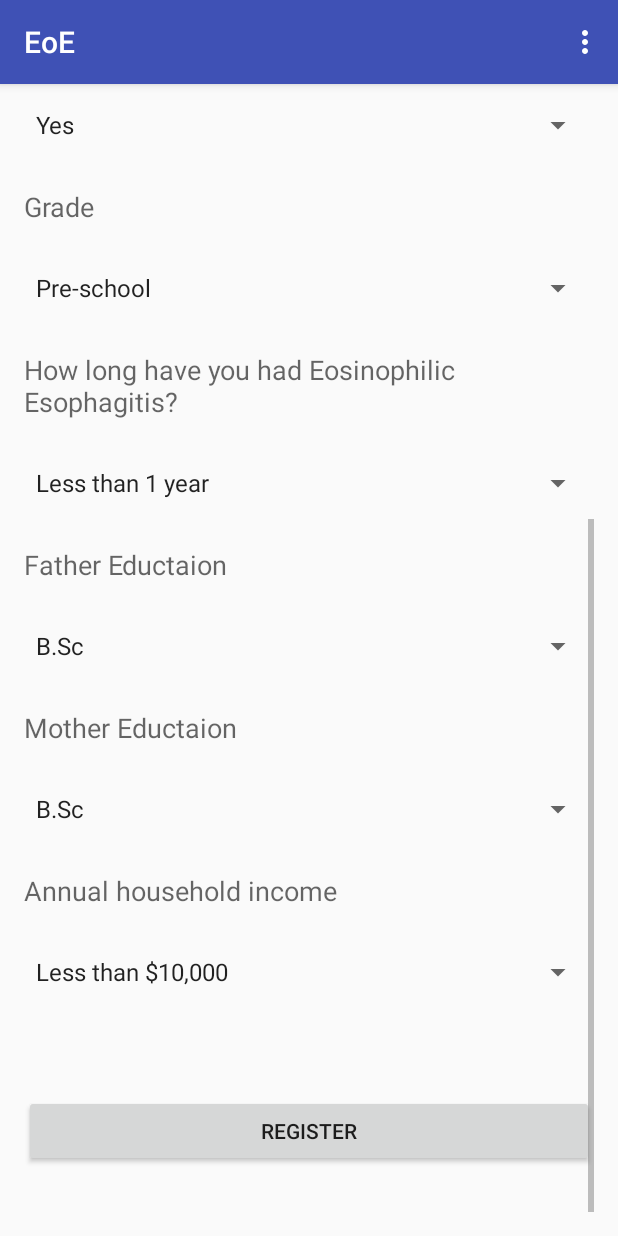
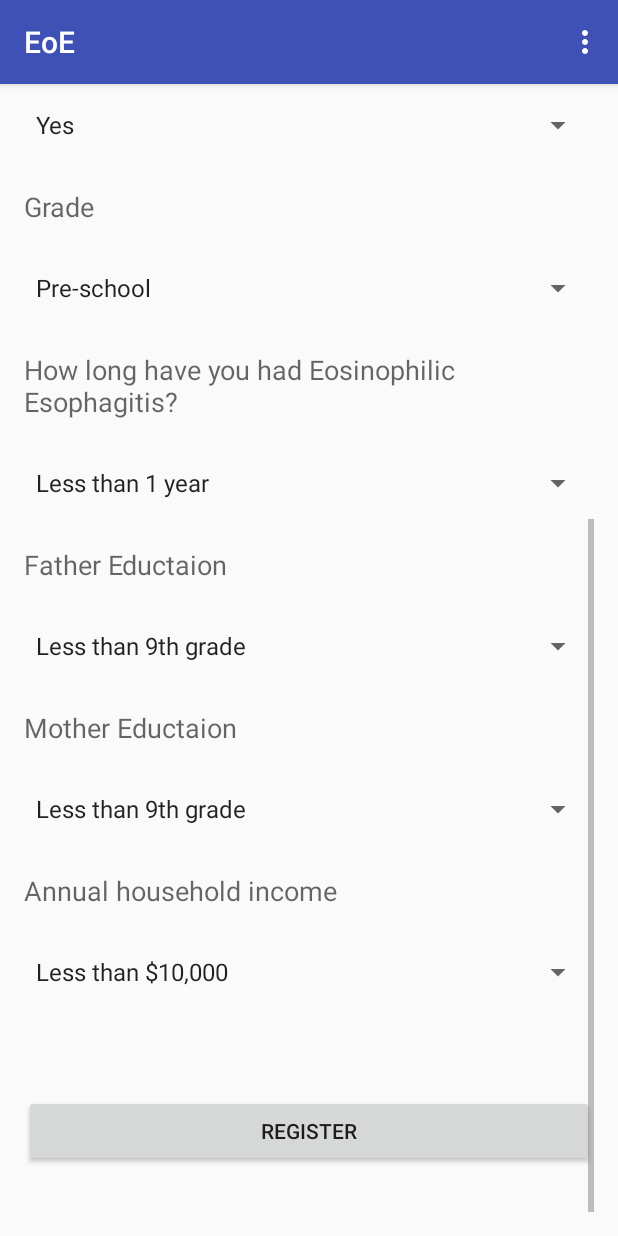
Before and after one commit to raghuvaran/AndroidEoE, an Android app: the screen it shows after launch (RegActivity), scrolled down 436 dp, on a phone screen of 412 x 824 dp. Run offline under Robolectric (Android 15) with nearby library versions, the phone set to English and light mode, and no system bars.

Commit message:
Updated mother and father education in strings.xml

```diff
--- a/app/src/main/res/values/strings.xml
+++ b/app/src/main/res/values/strings.xml
@@ -105,17 +105,24 @@
     </string-array>
 
     <string-array name="fatherEdu_a">
-        <item>B.Sc</item>
-        <item>MS</item>
-        <item>PhD</item>
+        <item>Less than 9th grade</item>
+        <item>9&#8211;12th grade, no diploma</item>
+        <item>High school graduate(or GED/equivalent)</item>
+        <item>Associate\'s Degree or Vocational Training</item>
+        <item>Some college (no degree)</item>
+        <item>Bachelor\'s degree</item>
+        <item>Graduate or professional degree</item>
 
     </string-array>
 
     <string-array name="motherEdu_a">
-        <item>B.Sc</item>
-        <item>MS</item>
-        <item>PhD</item>
-
+        <item>Less than 9th grade</item>
+        <item>9&#8211;12th grade, no diploma</item>
+        <item>High school graduate(or GED/equivalent)</item>
+        <item>Associate\'s Degree or Vocational Training</item>
+        <item>Some college (no degree)</item>
+        <item>Bachelor\'s degree</item>
+        <item>Graduate or professional degree</item>
     </string-array>
 
 
--- a/build.gradle
+++ b/build.gradle
@@ -5,7 +5,7 @@ buildscript {
         jcenter()
     }
     dependencies {
-        classpath 'com.android.tools.build:gradle:2.0.0'
+        classpath 'com.android.tools.build:gradle:2.1.0-beta1'
 
         // NOTE: Do not place your application dependencies here; they belong
         // in the individual module build.gradle files
```
Also changed, not shown: app/src/main/AndroidManifest.xml (+12 -10 lines), app/src/main/ic_launcher-web.png (added), app/src/main/res/mipmap-hdpi/ic_launcher.png, app/src/main/res/mipmap-mdpi/ic_launcher.png, app/src/main/res/mipmap-xhdpi/ic_launcher.png, app/src/main/res/mipmap-xxhdpi/ic_launcher.png, app/src/main/res/mipmap-xxxhdpi/ic_launcher.png.
